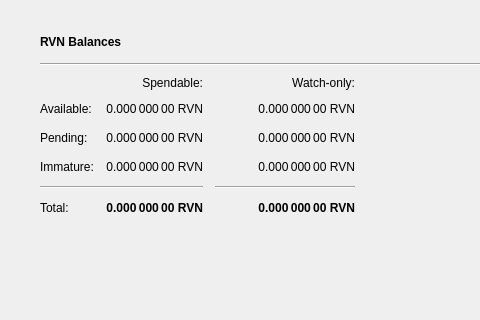
This is src/qt/forms/overviewpage.ui in RavenProject/Ravencoin as Qt 5 draws it before an edit; both pictures show x 0 to 480 and y 0 to 320 of the 1343 by 759 pixel window. The edited form follows.
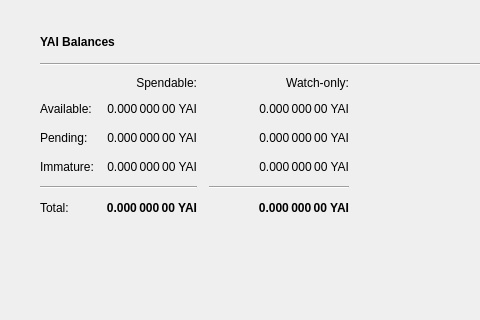
This is the edited form. Icons and pictures are not drawn.

```diff
--- a/src/qt/forms/overviewpage.ui
+++ b/src/qt/forms/overviewpage.ui
@@ -115,7 +115,7 @@
                  </font>
                 </property>
                 <property name="text">
-                 <string>RVN Balances</string>
+                 <string>YAI Balances</string>
                 </property>
                </widget>
               </item>
@@ -197,7 +197,7 @@
                  <string>Mined balance in watch-only addresses that has not yet matured</string>
                 </property>
                 <property name="text">
-                 <string notr="true">0.000 000 00 RVN</string>
+                 <string notr="true">0.000 000 00 YAI</string>
                 </property>
                 <property name="alignment">
                  <set>Qt::AlignRight|Qt::AlignTrailing|Qt::AlignVCenter</set>
@@ -242,7 +242,7 @@
                  <string>Your current balance in watch-only addresses</string>
                 </property>
                 <property name="text">
-                 <string notr="true">0.000 000 00 RVN</string>
+                 <string notr="true">0.000 000 00 YAI</string>
                 </property>
                 <property name="alignment">
                  <set>Qt::AlignRight|Qt::AlignTrailing|Qt::AlignVCenter</set>
@@ -267,7 +267,7 @@
                  <string>Total of transactions that have yet to be confirmed, and do not yet count toward the spendable balance</string>
                 </property>
                 <property name="text">
-                 <string notr="true">0.000 000 00 RVN</string>
+                 <string notr="true">0.000 000 00 YAI</string>
                 </property>
                 <property name="alignment">
                  <set>Qt::AlignRight|Qt::AlignTrailing|Qt::AlignVCenter</set>
@@ -328,7 +328,7 @@
                  <string>Current total balance in watch-only addresses</string>
                 </property>
                 <property name="text">
-                 <string notr="true">0.000 000 00 RVN</string>
+                 <string notr="true">0.000 000 00 YAI</string>
                 </property>
                 <property name="alignment">
                  <set>Qt::AlignRight|Qt::AlignTrailing|Qt::AlignVCenter</set>
@@ -370,7 +370,7 @@
                  <string>Your current total balance</string>
                 </property>
                 <property name="text">
-                 <string notr="true">0.000 000 00 RVN</string>
+                 <string notr="true">0.000 000 00 YAI</string>
                 </property>
                 <property name="alignment">
                  <set>Qt::AlignRight|Qt::AlignTrailing|Qt::AlignVCenter</set>
@@ -395,7 +395,7 @@
                  <string>Your current spendable balance</string>
                 </property>
                 <property name="text">
-                 <string notr="true">0.000 000 00 RVN</string>
+                 <string notr="true">0.000 000 00 YAI</string>
                 </property>
                 <property name="alignment">
                  <set>Qt::AlignRight|Qt::AlignTrailing|Qt::AlignVCenter</set>
@@ -434,7 +434,7 @@
                  <string>Mined balance that has not yet matured</string>
                 </property>
                 <property name="text">
-                 <string notr="true">0.000 000 00 RVN</string>
+                 <string notr="true">0.000 000 00 YAI</string>
                 </property>
                 <property name="alignment">
                  <set>Qt::AlignRight|Qt::AlignTrailing|Qt::AlignVCenter</set>
@@ -459,7 +459,7 @@
                  <string>Unconfirmed transactions to watch-only addresses</string>
                 </property>
                 <property name="text">
-                 <string notr="true">0.000 000 00 RVN</string>
+                 <string notr="true">0.000 000 00 YAI</string>
                 </property>
                 <property name="alignment">
                  <set>Qt::AlignRight|Qt::AlignTrailing|Qt::AlignVCenter</set>
```
